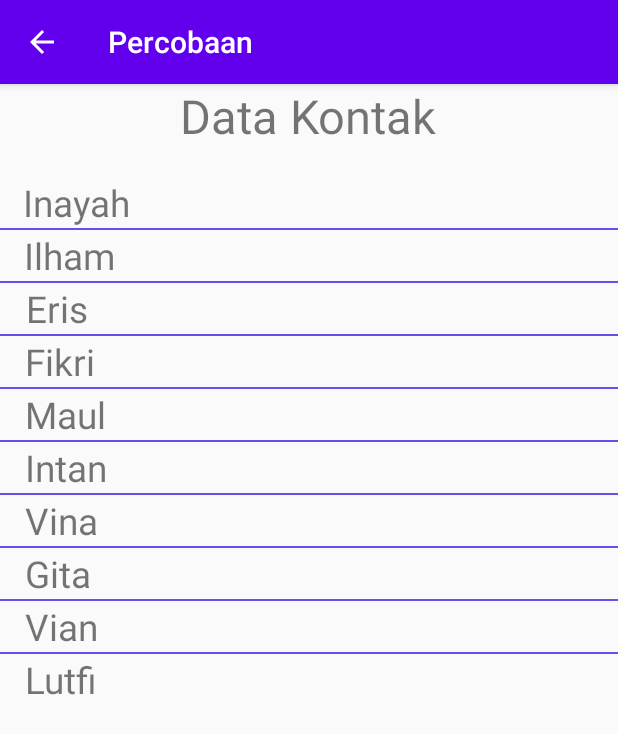
After one commit to FatkhiAlauddin/Layout, an Android app: the HomeActivity screen opened directly, with no data from a screen before it, on a phone screen of 412 x 824 dp. The commit adds this screen. Shown: the top 734 px of the screen. Run offline under Robolectric (Android 15) with nearby library versions, the phone set to English and light mode, and no system bars.

Commit message:
Modul Praktikum Pertemuan Kelima Membuat Popup Menu dan ListView

```diff
--- /dev/null
+++ b/app/src/main/java/com/example/percobaan/ClassNama.java
@@ -0,0 +1,17 @@
+package com.example.percobaan;
+
+public class ClassNama {
+    private String Nama;
+
+    //inisialisasi objek
+    public ClassNama(String nama)
+    {
+        this.Nama = nama;
+    }
+
+    //Membuat method getName untuk mengembalikan nilai ke variabel nama
+    public String getNama()
+    {
+        return this.Nama;
+    }
+}
--- /dev/null
+++ b/app/src/main/java/com/example/percobaan/HomeActivity.java
@@ -0,0 +1,88 @@
+package com.example.percobaan;
+
+import android.content.Intent;
+import android.support.v7.app.AppCompatActivity;
+import android.os.Bundle;
+import android.view.MenuItem;
+import android.view.View;
+import android.widget.AdapterView;
+import android.widget.ListView;
+import android.widget.PopupMenu;
+import android.widget.Toast;
+
+import java.util.ArrayList;
+
+public class HomeActivity extends AppCompatActivity implements  PopupMenu.OnMenuItemClickListener {
+
+    private ListView list;
+
+    private ListViewAdapter adapter;
+
+    String[] listNama;
+
+    public static ArrayList<ClassNama> classNamaArrayList = new ArrayList<ClassNama>();
+
+    Bundle bundle = new Bundle();
+
+    Intent intent;
+
+    @Override
+    protected void onCreate(Bundle savedInstanceState) {
+        super.onCreate(savedInstanceState);
+        setContentView(R.layout.activity_home);
+
+        listNama = new String[]{"Inayah", "Ilham", "Eris",
+                "Fikri", "Maul", "Intan", "Vina", "Gita",
+                "Vian", "Lutfi"};
+
+        list = findViewById(R.id.listKontak);
+
+        classNamaArrayList = new ArrayList<>();
+
+        for (int i = 0; i <listNama.length; i++)
+        {
+            ClassNama classNama = new ClassNama(listNama[i]);
+
+            classNamaArrayList.add(classNama);
+        }
+
+        adapter = new ListViewAdapter(this);
+
+        list.setAdapter(adapter);
+
+        list.setOnItemClickListener(new AdapterView.OnItemClickListener() {
+            @Override
+            public void onItemClick(AdapterView<?> parent, View view, int position, long id) {
+
+                String nama = classNamaArrayList.get(position).getNama();
+
+                bundle.putString("a",nama.trim());
+
+                PopupMenu pm = new PopupMenu(getApplicationContext(),view);
+
+                pm.setOnMenuItemClickListener(HomeActivity.this);
+
+                pm.inflate(R.menu.popup_menu);
+
+                pm.show();
+            }
+        });
+    }
+
+    @Override
+    public boolean onMenuItemClick(MenuItem menuItem) {
+        switch (menuItem.getItemId())
+        {
+            case R.id.mnview:
+                intent = new Intent(getApplicationContext(),ActivityLihatData.class);
+                intent.putExtras(bundle);
+                startActivity(intent);
+                break;
+            case R.id.mnedit:
+                Toast.makeText(getApplicationContext(),"Ini Untuk Edit Kontak",
+                        Toast.LENGTH_LONG).show();
+                break;
+        }
+        return false;
+    }
+}
--- /dev/null
+++ b/app/src/main/java/com/example/percobaan/ListViewAdapter.java
@@ -0,0 +1,79 @@
+package com.example.percobaan;
+
+import android.content.Context;
+import android.view.LayoutInflater;
+import android.view.View;
+import android.view.ViewGroup;
+import android.widget.BaseAdapter;
+import android.widget.TextView;
+
+import java.util.ArrayList;
+
+public class ListViewAdapter extends BaseAdapter {
+    //Deklarasi variabel  dengan jenis data context
+    Context mContext;
+
+    //Deklarasi variabel dengan jenis data layout inflater
+    LayoutInflater inflater;
+
+    //Deklarasi variabel dengan jenis data arraylist
+    private ArrayList<ClassNama> arrayList;
+
+    //Membuat konstruktor ListViewadapter
+    public ListViewAdapter(Context context) {
+        //Memberi nilai mContext dengan context
+        mContext = context;
+
+        //Mengatur Layoutinflater dari context yang diberikan
+        inflater = LayoutInflater.from(mContext);
+
+        //Memberikan nilai arraylist dari class ClassNama
+        this.arrayList = new ArrayList<ClassNama>();
+
+        //Menambahkan semua elemen ke arrayList
+        this.arrayList.addAll(HomeActivity.classNamaArrayList);
+    }
+
+        //Membuat class untuk mendeklarasikan tempat untuk meletakkan isi kedalam Listview
+        public class ViewHolder {
+            //mendeklarasikan variabel dengan jenis textview
+            TextView name;
+    }
+    @Override
+    public int getCount() {
+        //mengembalikan nilai berupa jumlah data dari array data
+        return HomeActivity.classNamaArrayList.size();
+    }
+
+    @Override
+    public Object getItem(int i) {
+        return HomeActivity.classNamaArrayList.get(i);
+    }
+
+    @Override
+    public long getItemId(int i) {
+        return i;
+    }
+
+    @Override
+    public View getView(int i, View view, ViewGroup viewGroup) {
+        final ViewHolder holder;
+
+        if (view == null) {
+
+            holder = new ViewHolder();
+
+            view = inflater.inflate(R.layout.item_listview, null);
+
+            holder.name = (TextView) view.findViewById(R.id.tvnama_item);
+
+            view.setTag(holder);
+        } else {
+            holder = (ViewHolder) view.getTag();
+        }
+
+        holder.name.setText(HomeActivity.classNamaArrayList.get(i).getNama());
+
+        return view;
+    }
+}
--- a/app/src/main/java/com/example/percobaan/MainActivity.java
+++ b/app/src/main/java/com/example/percobaan/MainActivity.java
@@ -82,7 +82,7 @@ public class MainActivity extends AppCompatActivity {
                         b.putString("b", password.trim());
 
                         //membuat objek intent berpindah activity dari mainactivity ke Activityhasil
-                        Intent i = new Intent(getApplicationContext(), MainActivityHasil.class);
+                        Intent i = new Intent(getApplicationContext(), HomeActivity.class);
 
                         //memasukkan Bundle ke dalam inetnt untuk dikirimkan ke ActivityHasil
                         i.putExtras(b);
--- /dev/null
+++ b/app/src/main/res/layout/activity_home.xml
@@ -0,0 +1,27 @@
+<?xml version="1.0" encoding="utf-8"?>
+<LinearLayout xmlns:android="http://schemas.android.com/apk/res/android"
+    xmlns:app="http://schemas.android.com/apk/res-auto"
+    xmlns:tools="http://schemas.android.com/tools"
+    android:layout_width="match_parent"
+    android:layout_height="match_parent"
+    android:orientation="vertical"
+    tools:context=".HomeActivity" >
+
+    <TextView
+        android:id="@+id/textView6"
+        android:layout_width="wrap_content"
+        android:layout_height="wrap_content"
+        android:text="@string/datakontak"
+        android:layout_gravity="center_horizontal"
+        android:textSize="14pt" />
+
+    <ListView
+        android:layout_marginTop="20dp"
+        android:id="@+id/listKontak"
+        android:layout_width="match_parent"
+        android:layout_height="wrap_content"
+        android:divider="@color/devider"
+        android:dividerHeight="1dp" />
+
+
+</LinearLayout>
--- /dev/null
+++ b/app/src/main/res/layout/item_listview.xml
@@ -0,0 +1,21 @@
+<?xml version="1.0" encoding="utf-8"?>
+<android.support.constraint.ConstraintLayout
+    xmlns:android="http://schemas.android.com/apk/res/android"
+    xmlns:app="http://schemas.android.com/apk/res-auto"
+    xmlns:tools="http://schemas.android.com/tools"
+    android:layout_width="match_parent"
+    android:layout_height="match_parent">
+
+    <TextView
+        android:id="@+id/tvnama_item"
+        android:layout_width="wrap_content"
+        android:layout_height="wrap_content"
+        android:text="@string/namaitem"
+        android:textSize="11pt"
+        app:layout_constraintBottom_toBottomOf="parent"
+        app:layout_constraintEnd_toEndOf="parent"
+        app:layout_constraintHorizontal_bias="0.046"
+        app:layout_constraintStart_toStartOf="parent"
+        app:layout_constraintTop_toTopOf="parent"
+        app:layout_constraintVertical_bias="0.046" />
+</android.support.constraint.ConstraintLayout>
--- /dev/null
+++ b/app/src/main/res/menu/popup_menu.xml
@@ -0,0 +1,11 @@
+<?xml version="1.0" encoding="utf-8"?>
+<menu xmlns:android="http://schemas.android.com/apk/res/android">
+
+    <item
+        android:id="@+id/mnview"
+        android:title="@string/lihatdata" />
+    <item
+        android:id="@+id/mnedit"
+        android:title="@string/editdata" />
+
+</menu>
--- a/app/src/main/res/values/colors.xml
+++ b/app/src/main/res/values/colors.xml
@@ -7,4 +7,5 @@
     <color name="teal_700">#FF018786</color>
     <color name="black">#FF000000</color>
     <color name="white">#FFFFFFFF</color>
+    <color name="devider">#694FEA</color>
 </resources>
--- a/app/src/main/res/values/strings.xml
+++ b/app/src/main/res/values/strings.xml
@@ -16,5 +16,12 @@
     <string name="epass">Masukkan Password</string>
     <string name="erepass">Masukkan Password Kembali</string>
     <string name="ealamat">Masukkan Alamat</string>
+    <string name="lihatdata">Lihat Data</string>
+    <string name="editdata">Edit Data</string>
+    <string name="datakontak">Data Kontak</string>
+    <string name="namaitem">Nama Item</string>
+    <string name="detailkontak">Detail Kontak</string>
+    <string name="nama">Nama</string>
+    <string name="notel">Nomor Telpon</string>
 
 </resources>
```
Also changed, not shown: app/src/main/AndroidManifest.xml (+6 -1 lines), app/src/main/java/com/example/percobaan/ActivityLihatData.java (added, +67 -0 lines), app/src/main/res/layout/activity_lihat_data.xml (added, +77 -0 lines).
